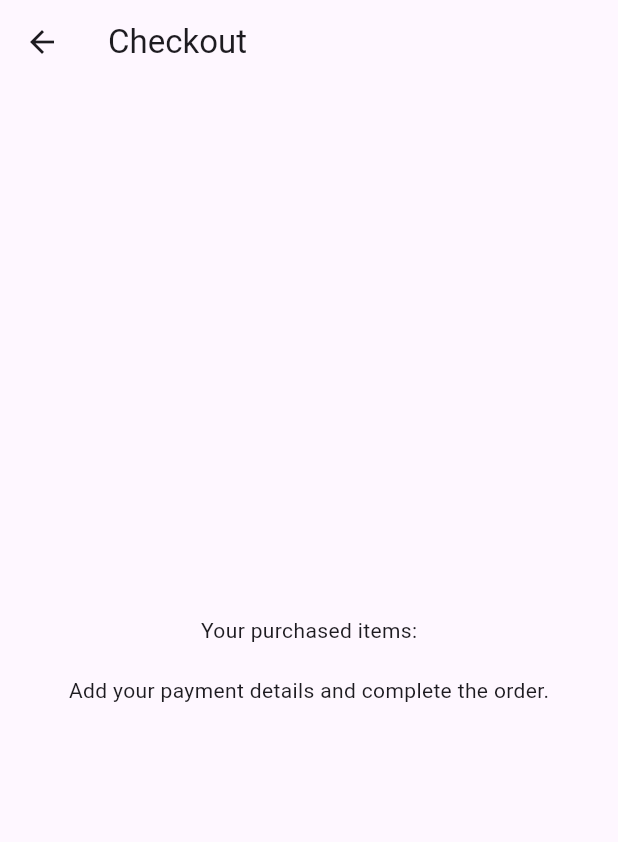
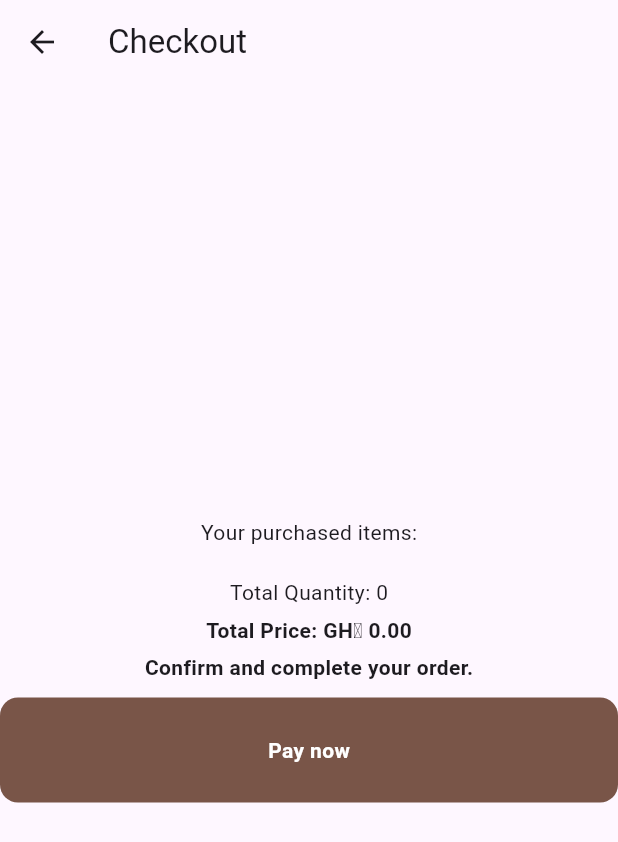
Before and after one commit to EmmanuelOyiti/coffee_app, a Flutter app: the CheckoutPage screen opened directly, on a phone screen of 412 x 824 dp. Shown: the top 842 px of the screen. Run offline on Flutter 3.47's test engine with Material 3 defaults, Android fonts, the light colour scheme and no system bars; our stand-ins replace google_nav_bar, webview_flutter.

Commit message:
check Out Page edited to show quantity of products and total price. quantity default number changed to 0

```diff
--- a/lib/checkout.dart
+++ b/lib/checkout.dart
@@ -1,13 +1,23 @@
+import 'package:coffee_app/payment/paymentHome.dart';
 import 'package:flutter/material.dart';
 import 'package:coffee_app/model/coffee.dart';
 
 class CheckoutPage extends StatelessWidget {
   final List<Coffee> purchasedItems;
 
-  const CheckoutPage({Key? key, required this.purchasedItems}) : super(key: key);
+  CheckoutPage({Key? key, required this.purchasedItems}) : super(key: key);
 
   @override
   Widget build(BuildContext context) {
+    // Calculate total price and quantity
+    double totalPrice = 0;
+    int totalQuantity = 0;
+
+    for (var item in purchasedItems) {
+      totalPrice += double.parse(item.price) * item.quantity;
+      totalQuantity += item.quantity;
+    }
+
     return Scaffold(
       appBar: AppBar(
         title: const Text('Checkout'),
@@ -21,73 +31,47 @@ class CheckoutPage extends StatelessWidget {
             for (var item in purchasedItems)
               ListTile(
                 title: Text(item.name),
-                subtitle: Text(item.price),
+                subtitle: Text('${item.price} x ${item.quantity}'),
                 leading: Image.asset(item.imagePath),
               ),
             SizedBox(height: 20),
-            Text('Add your payment details and complete the order.'),
+            // Display total price and quantity
+            Text('Total Quantity: $totalQuantity'),
+            SizedBox(height: 5,),
+            Text('Total Price: \GH₵ ${totalPrice.toStringAsFixed(2)}' ,style: TextStyle(fontWeight: FontWeight.bold) ),
+            SizedBox(height: 5, ),
+            Text('Confirm and complete your order.', style: TextStyle(fontWeight: FontWeight.bold),),
+            SizedBox(height: 10,),
+            GestureDetector(
+              onTap: () {
+                payNow(context); // Pass the context to payNow function
+              },
+              child: Container(
+                padding: const EdgeInsets.all(25),
+                width: double.infinity,
+                decoration: BoxDecoration(
+                  color: Colors.brown,
+                  borderRadius: BorderRadius.circular(12),
+                ),
+                child: const Center(
+                  child: Text(
+                    "Pay now",
+                    style: TextStyle(color: Colors.white,fontWeight: FontWeight.bold),
+                  ),
+                ),
+              ),
+            ),
           ],
         ),
       ),
     );
   }
+
+  void payNow(BuildContext context) {
+    // Navigate to the payment page (you can replace PaymentPageHome with your payment page)
+    Navigator.push(
+      context,
+      MaterialPageRoute(builder: (context) => PaymentPageHome()),
+    );
+  }
 }
-
-
-// import 'package:flutter/material.dart';
-// import 'package:provider/provider.dart';
-// import 'package:coffee_app/model/coffee_shop.dart';
-// import 'package:coffee_app/model/coffee.dart';
-
-// class CheckoutPage extends StatelessWidget {
-//   final List<Coffee> purchasedItems;
-
-//   const CheckoutPage({Key? key, required this.purchasedItems}) : super(key: key);
-
-//   @override
-//   Widget build(BuildContext context) {
-//     return Scaffold(
-//       appBar: AppBar(
-//         title: Text('Checkout'),
-//       ),
-//       body: Column(
-//         crossAxisAlignment: CrossAxisAlignment.start,
-//         children: [
-//           Padding(
-//             padding: const EdgeInsets.all(16.0),
-//             child: Text(
-//               'Purchased Items:',
-//               style: TextStyle(fontSize: 20, fontWeight: FontWeight.bold),
-//             ),
-//           ),
-//           Expanded(
-//             child: ListView.builder(
-//               itemCount: purchasedItems.length,
-//               itemBuilder: (context, index) {
-//                 Coffee coffee = purchasedItems[index];
-//                 return ListTile(
-//                   title: Text(coffee.name),
-//                   subtitle: Text('\$${coffee.price}'),
-//                   // You can customize this to show additional information
-//                 );
-//               },
-//             ),
-//           ),
-//           Padding(
-//             padding: const EdgeInsets.all(16.0),
-//             child: ElevatedButton(
-//               onPressed: () {
-//                 // Perform payment logic here
-//                 // You can use the purchasedItems for further processing
-//                 Provider.of<CoffeeShop>(context, listen: false)
-//                     .removeAllFromCart(); // Clear the cart after payment
-//                 Navigator.pop(context); // Go back to the previous screen
-//               },
-//               child: Text('Proceed to Payment'),
-//             ),
-//           ),
-//         ],
-//       ),
-//     );
-//   }
-// }
--- a/lib/components/bottom_nav_bar.dart
+++ b/lib/components/bottom_nav_bar.dart
@@ -33,7 +33,7 @@ class BottomNavBar extends StatelessWidget {
             GButton(
               icon: Icons.shopping_bag_outlined,
               text:
-                  "Cart (${value.userCart.length})", // Use value from Consumer
+                  "Cart (GH₵{value.userCart.length})", // Use value from Consumer
             ),
           ],
         ),
--- a/lib/components/coffeeTiles.dart
+++ b/lib/components/coffeeTiles.dart
@@ -20,7 +20,7 @@ class CoffeeTile extends StatelessWidget {
       padding: const EdgeInsets.symmetric(horizontal: 10, vertical: 20),
       child: ListTile(
         title: Text(coffee.name),
-        subtitle: Text('Price: \$${coffee.price} | Quantity: ${coffee.quantity}'),
+        subtitle: Text('Price: \GH₵${coffee.price} | Quantity: ${coffee.quantity}'),
         leading: Image.asset(coffee.imagePath),
         trailing: IconButton(
           icon: icon,
--- a/lib/model/coffee.dart
+++ b/lib/model/coffee.dart
@@ -8,6 +8,6 @@ class Coffee {
     required this.name,
     required this.price,
     required this.imagePath,
-    this.quantity = 1,
+    this.quantity = 0,
   });
 }
--- a/lib/model/coffee_shop.dart
+++ b/lib/model/coffee_shop.dart
@@ -6,17 +6,17 @@ class CoffeeShop extends ChangeNotifier {
   //coffee menu
   final List<Coffee> _shop = [
     Coffee(
-        name: "Madingo", price: "5.2", imagePath: "assets/images/Madingo.png"),
+        name: "Madingo", price: " 65.25 ", imagePath: "assets/images/Madingo.png"),
     Coffee(
         name: "Castle Bridge",
-        price: "5.2",
+        price: " 35.0 ",
         imagePath: "assets/images/expresso.png"),
     Coffee(
         name: "Herb Afrik",
-        price: "5.2",
+        price: " 55.2 ",
         imagePath: "assets/images/afrikPremium.png"),
     Coffee(
-        name: "Takai", price: "5.2", imagePath: "assets/images/coffee-mug.png"),
+        name: "Takai", price: " 85.0 ", imagePath: "assets/images/coffee-mug.png"),
   ];
 
   //user cart
@@ -64,4 +64,13 @@ class CoffeeShop extends ChangeNotifier {
     notifyListeners();
     }
   }
+
+
+  double calculateTotal() {
+    double total = 0.0;
+    for (var coffee in _userCart) {
+      total += double.parse(coffee.price) * coffee.quantity;
+    }
+    return total;
+  }
 }
--- a/lib/payment/paymentHome.dart
+++ b/lib/payment/paymentHome.dart
@@ -15,6 +15,8 @@ class _PaymentPageHomeState extends State<PaymentPageHome> {
   final emailController = TextEditingController();
   @override
   Widget build(BuildContext context) {
+    debugShowCheckedModeBanner:
+    false;
     return Scaffold(
       appBar: AppBar(
         title: Text("Momo Payment"),
```
Also changed, not shown: lib/payment/paymentPage.dart (+0 -17 lines).
